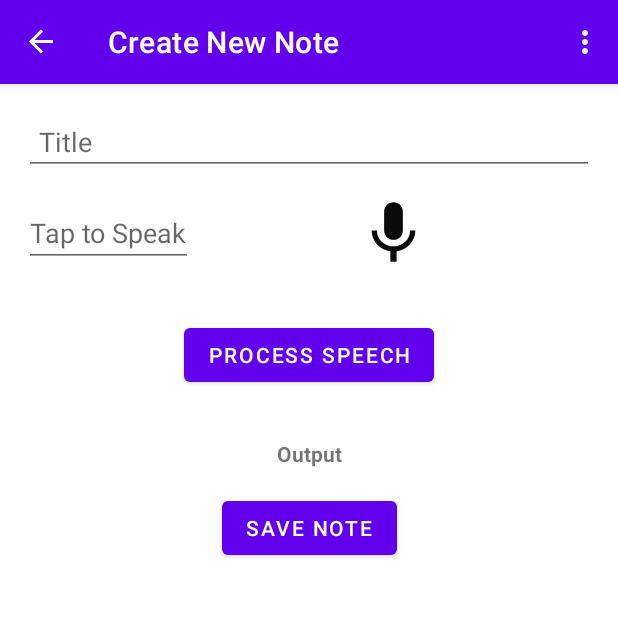
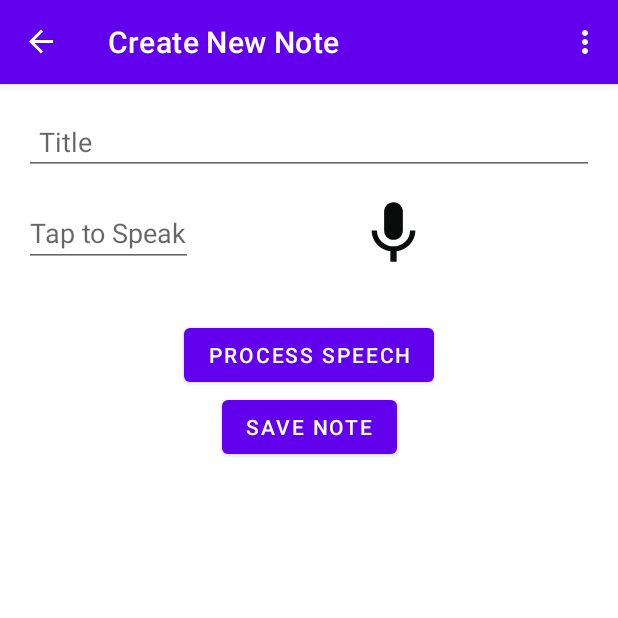
Before and after one commit to vikasvmane/MeetAssist, an Android app: the screen it shows after launch (MainActivity), after a tap on an icon or button, on a phone screen of 412 x 824 dp, the top half of it. Run offline under Robolectric (Android 15) with nearby library versions, the phone set to English and light mode, and no system bars; our stand-ins replace Dagger/Hilt's generated code, Room's generated code, navigation-ui.

Commit message:
Added strings

```diff
--- a/app/src/main/java/com/maverickai/meetassist/common/network/HeaderInterceptor.kt
+++ b/app/src/main/java/com/maverickai/meetassist/common/network/HeaderInterceptor.kt
@@ -16,7 +16,7 @@ class HeaderInterceptor : Interceptor {
     }
 
     companion object {
-        const val CLIENT_KEY = "your client key"
+        const val CLIENT_KEY = "YOUR KEY HERE"
         const val AUTHORIZATION = "Authorization"
         const val BEARER = "Bearer "
         const val CONTENT_TYPE = "Content-Type"
--- a/app/src/main/res/layout/fragment_create_note.xml
+++ b/app/src/main/res/layout/fragment_create_note.xml
@@ -16,7 +16,7 @@
             android:layout_width="wrap_content"
             android:layout_height="wrap_content"
             android:layout_marginTop="32dp"
-            android:text="Process Speech"
+            android:text="@string/process_speech"
             app:layout_constraintEnd_toEndOf="parent"
             app:layout_constraintStart_toStartOf="parent"
             app:layout_constraintTop_toBottomOf="@id/buttonMic" />
@@ -25,7 +25,7 @@
             android:id="@+id/buttonSaveNote"
             android:layout_width="wrap_content"
             android:layout_height="wrap_content"
-            android:text="Save Note"
+            android:text="@string/save_note"
             app:layout_constraintBottom_toBottomOf="parent"
             app:layout_constraintEnd_toEndOf="parent"
             app:layout_constraintStart_toStartOf="parent"
@@ -35,7 +35,7 @@
             android:id="@+id/editNotesTitle"
             android:layout_width="match_parent"
             android:layout_height="wrap_content"
-            android:hint="Title"
+            android:hint="@string/title"
             android:inputType="textPersonName"
             android:padding="10dp"
             app:layout_constraintEnd_toEndOf="parent"
@@ -49,7 +49,7 @@
             android:layout_marginTop="16dp"
             android:focusable="false"
             android:focusableInTouchMode="false"
-            android:hint="Tap to Speak"
+            android:hint="@string/tap_to_speak"
             android:inputType="textMultiLine"
             app:layout_constraintStart_toStartOf="parent"
             app:layout_constraintTop_toBottomOf="@id/editNotesTitle" />
@@ -84,8 +84,9 @@
             android:layout_centerHorizontal="true"
             android:layout_marginTop="16dp"
             android:padding="16dp"
-            android:text="Output"
+            tools:text="Output"
             android:textStyle="bold"
+            android:visibility="gone"
             app:layout_constraintEnd_toEndOf="parent"
             app:layout_constraintStart_toStartOf="parent"
             app:layout_constraintTop_toBottomOf="@id/buttonProcess" />
--- a/app/src/main/res/values/strings.xml
+++ b/app/src/main/res/values/strings.xml
@@ -6,4 +6,8 @@
     <string name="second_fragment_label">Create New Note</string>
     <string name="no_notes_found_error">No notes found</string>
     <string name="create_a_new_note_from_error">Create a new note from</string>
+    <string name="tap_to_speak">Tap to Speak</string>
+    <string name="title">Title</string>
+    <string name="process_speech">Process Speech</string>
+    <string name="save_note">Save Note</string>
 </resources>
```
